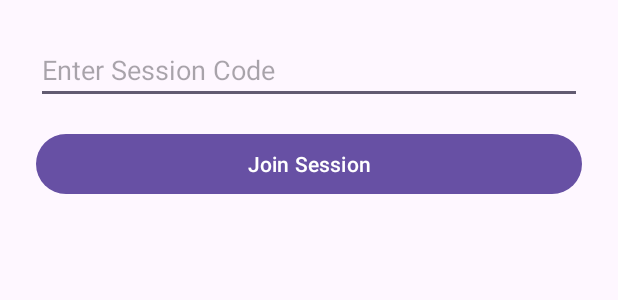
After one commit to NZawarus/MobileAppProject, an Android app: the layout player.xml on its own in the app's theme, with its tools: preview values and no code run, on a phone screen of 412 x 824 dp. The commit adds this screen. Shown: the top 300 px of the screen. Run offline under Robolectric (Android 15) with nearby library versions, the phone set to English and light mode, and no system bars.

Commit message:
added player and dm xmls

```diff
--- /dev/null
+++ b/app/src/main/res/layout/player.xml
@@ -0,0 +1,26 @@
+<!-- res/layout/activity_join_session.xml -->
+<androidx.constraintlayout.widget.ConstraintLayout xmlns:android="http://schemas.android.com/apk/res/android"
+    xmlns:app="http://schemas.android.com/apk/res-auto"
+    android:layout_width="match_parent"
+    android:layout_height="match_parent"
+    android:padding="24dp">
+
+    <EditText
+        android:id="@+id/etSessionCode"
+        android:layout_width="0dp"
+        android:layout_height="wrap_content"
+        android:hint="Enter Session Code"
+        app:layout_constraintTop_toTopOf="parent"
+        app:layout_constraintStart_toStartOf="parent"
+        app:layout_constraintEnd_toEndOf="parent" />
+
+    <Button
+        android:id="@+id/btnJoinSession"
+        android:layout_width="0dp"
+        android:layout_height="wrap_content"
+        android:text="Join Session"
+        app:layout_constraintTop_toBottomOf="@id/etSessionCode"
+        app:layout_constraintStart_toStartOf="parent"
+        app:layout_constraintEnd_toEndOf="parent"
+        android:layout_marginTop="16dp"/>
+</androidx.constraintlayout.widget.ConstraintLayout>
```
Also changed, not shown: app/src/main/res/layout/activity_main.xml (+28 -7 lines), app/src/main/res/layout/dm.xml (added, +27 -0 lines).
